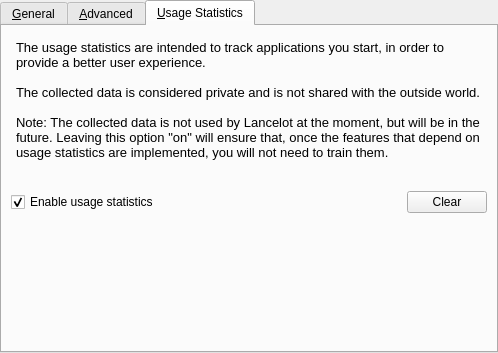
This is applets/lancelot/app/src/ui/LancelotConfigBase.ui in KDE/kdeplasma-addons as Qt 5 draws it before an edit. The edited form follows.
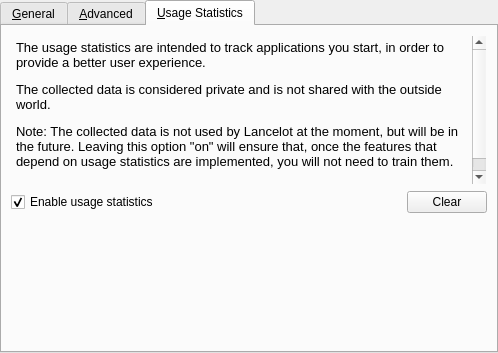
This is the edited form.

Commit message: Removed some css from text box

Diff of the .ui file:
```diff
--- a/applets/lancelot/app/src/ui/LancelotConfigBase.ui
+++ b/applets/lancelot/app/src/ui/LancelotConfigBase.ui
@@ -219,12 +219,10 @@
           <string>&lt;!DOCTYPE HTML PUBLIC &quot;-//W3C//DTD HTML 4.0//EN&quot; &quot;http://www.w3.org/TR/REC-html40/strict.dtd&quot;&gt;
 &lt;html&gt;&lt;head&gt;&lt;meta name=&quot;qrichtext&quot; content=&quot;1&quot; /&gt;&lt;style type=&quot;text/css&quot;&gt;
 p, li { white-space: pre-wrap; }
-&lt;/style&gt;&lt;/head&gt;&lt;body style=&quot; font-family:'Sans Serif'; font-size:10pt; font-weight:400; font-style:normal;&quot;&gt;
-&lt;p style=&quot; margin-top:0px; margin-bottom:0px; margin-left:0px; margin-right:0px; -qt-block-indent:0; text-indent:0px;&quot;&gt;The usage statistics are intended to track applications you start, in order to provide a better user experience.&lt;/p&gt;
-&lt;p style=&quot;-qt-paragraph-type:empty; margin-top:0px; margin-bottom:0px; margin-left:0px; margin-right:0px; -qt-block-indent:0; text-indent:0px;&quot;&gt;&lt;/p&gt;
-&lt;p style=&quot; margin-top:0px; margin-bottom:0px; margin-left:0px; margin-right:0px; -qt-block-indent:0; text-indent:0px;&quot;&gt;The collected data is considered private and is not shared with the outside world.&lt;/p&gt;
-&lt;p style=&quot;-qt-paragraph-type:empty; margin-top:0px; margin-bottom:0px; margin-left:0px; margin-right:0px; -qt-block-indent:0; text-indent:0px;&quot;&gt;&lt;/p&gt;
-&lt;p style=&quot; margin-top:0px; margin-bottom:0px; margin-left:0px; margin-right:0px; -qt-block-indent:0; text-indent:0px;&quot;&gt;Note: The collected data is not used by Lancelot at the moment, but will be in the future. Leaving this option &quot;on&quot; will ensure that, once the features that depend on usage statistics are implemented, you will not need to train them.&lt;/p&gt;
+&lt;/style&gt;&lt;/head&gt;&lt;body style=&quot; font-family:'Bitstream Vera Sans'; font-size:10pt; font-weight:400; font-style:normal;&quot;&gt;
+&lt;p style=&quot; margin-top:12px; margin-bottom:12px; margin-left:0px; margin-right:0px; -qt-block-indent:0; text-indent:0px;&quot;&gt;The usage statistics are intended to track applications you start, in order to provide a better user experience.&lt;/p&gt;
+&lt;p style=&quot; margin-top:12px; margin-bottom:12px; margin-left:0px; margin-right:0px; -qt-block-indent:0; text-indent:0px;&quot;&gt;The collected data is considered private and is not shared with the outside world.&lt;/p&gt;
+&lt;p style=&quot; margin-top:12px; margin-bottom:12px; margin-left:0px; margin-right:0px; -qt-block-indent:0; text-indent:0px;&quot;&gt;Note: The collected data is not used by Lancelot at the moment, but will be in the future. Leaving this option &quot;on&quot; will ensure that, once the features that depend on usage statistics are implemented, you will not need to train them.&lt;/p&gt;
 &lt;p style=&quot;-qt-paragraph-type:empty; margin-top:0px; margin-bottom:0px; margin-left:0px; margin-right:0px; -qt-block-indent:0; text-indent:0px;&quot;&gt;&lt;/p&gt;&lt;/body&gt;&lt;/html&gt;</string>
          </property>
         </widget>
```
